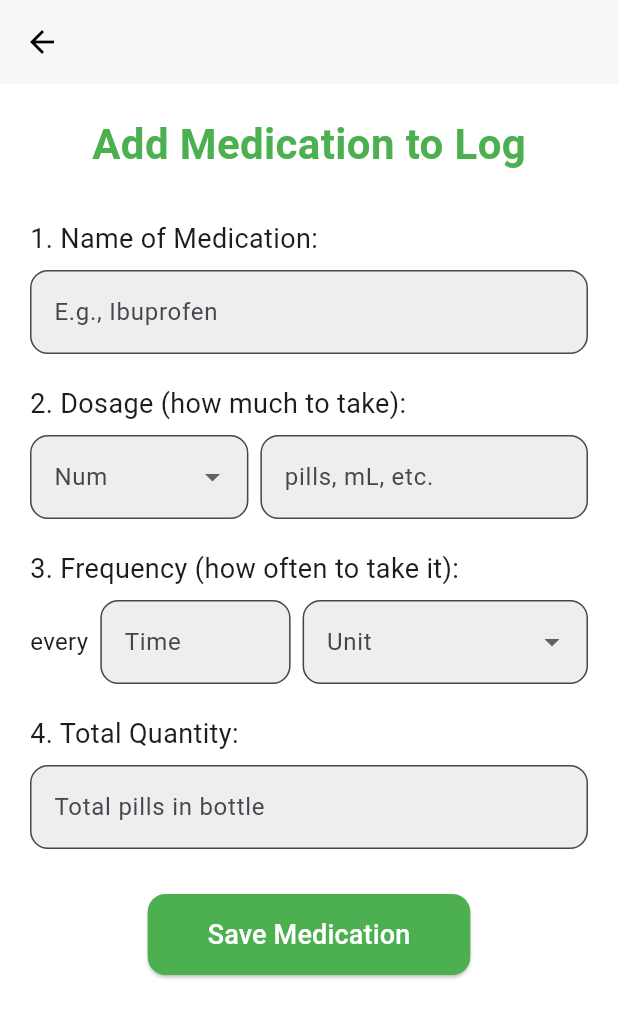
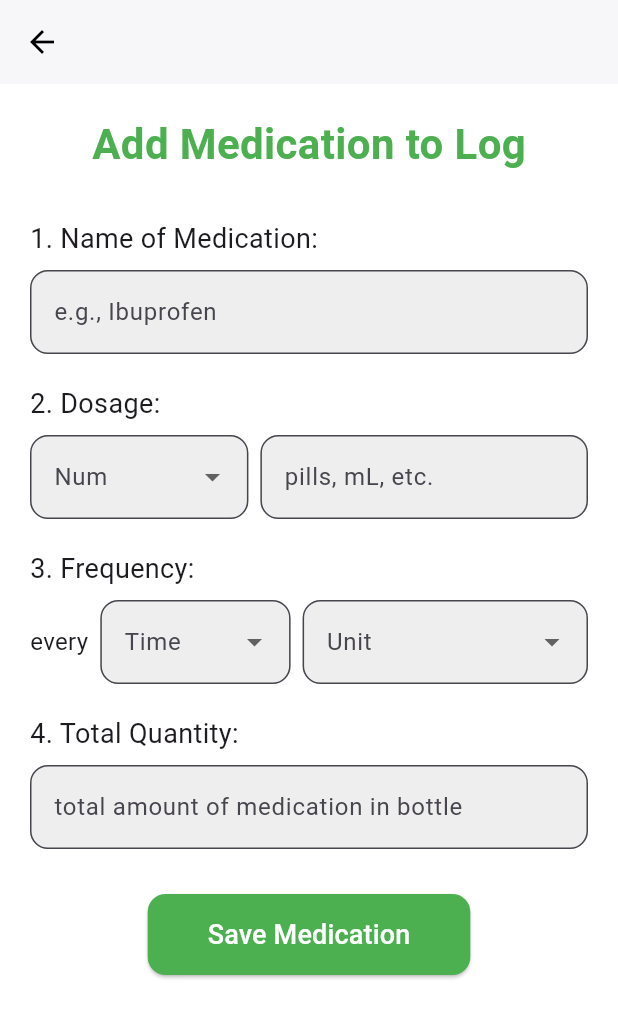
Before and after one commit to maureensanchez99/hci_final_prototye, a Flutter app: the AddMedicationPage screen opened directly, on a phone screen of 412 x 824 dp. Shown: the top 1018 px of the screen. Run offline on Flutter 3.47's test engine with Material 3 defaults, Android fonts, the phone set to English and light mode, and no system bars; our stand-ins replace flutter_local_notifications, shared_preferences, table_calendar, timezone; missing offline and left inert: workmanager; accounts and stored records are empty; Roboto replaces fonts that are missing (Merienda).

Commit message:
updating add medication page for users to be able to only use preset frequency

```diff
--- a/lib/pages/addMeds.dart
+++ b/lib/pages/addMeds.dart
@@ -13,12 +13,12 @@ class _AddMedicationPageState extends State<AddMedicationPage> {
   final TextEditingController _nameController = TextEditingController();
   final TextEditingController _quantityController = TextEditingController();
 
-  // DOSAGE
+  // Dosage
   int? _dosageNumber;
   final TextEditingController _dosageAmountController = TextEditingController();
 
-  // FREQUENCY
-  final TextEditingController _frequencyTimeAmountController = TextEditingController();
+  // Frequency
+  int? _frequencyAmount;
   String? _frequencyUnit;
 
   Future<void> _saveMedication() async {
@@ -26,7 +26,7 @@ class _AddMedicationPageState extends State<AddMedicationPage> {
         _quantityController.text.isEmpty ||
         _dosageNumber == null ||
         _dosageAmountController.text.isEmpty ||
-        _frequencyTimeAmountController.text.isEmpty ||
+        _frequencyAmount == null ||
         _frequencyUnit == null) {
       ScaffoldMessenger.of(context).showSnackBar(
         const SnackBar(content: Text("Please fill all fields")),
@@ -34,9 +34,8 @@ class _AddMedicationPageState extends State<AddMedicationPage> {
       return;
     }
 
-    // Build dosage + frequency strings
     final dosage = "${_dosageNumber!} ${_dosageAmountController.text}";
-    final frequency = "every ${_frequencyTimeAmountController.text} ${_frequencyUnit!}";
+    final frequency = "every ${_frequencyAmount!} ${_frequencyUnit!}";
 
     final prefs = await SharedPreferences.getInstance();
     final String? medsString = prefs.getString('medications');
@@ -84,10 +83,10 @@ class _AddMedicationPageState extends State<AddMedicationPage> {
                 _nameController.clear();
                 _quantityController.clear();
                 _dosageAmountController.clear();
-                _frequencyTimeAmountController.clear();
 
                 setState(() {
                   _dosageNumber = null;
+                  _frequencyAmount = null;
                   _frequencyUnit = null;
                 });
               },
@@ -114,13 +113,11 @@ class _AddMedicationPageState extends State<AddMedicationPage> {
   Widget build(BuildContext context) {
     return Scaffold(
       backgroundColor: Colors.white,
-
       appBar: AppBar(
         backgroundColor: Colors.white,
         elevation: 1,
         iconTheme: const IconThemeData(color: Colors.black),
       ),
-
       body: Padding(
         padding: const EdgeInsets.all(20),
         child: SingleChildScrollView(
@@ -131,41 +128,33 @@ class _AddMedicationPageState extends State<AddMedicationPage> {
                 child: Text(
                   "Add Medication to Log",
                   style: TextStyle(
-                    fontFamily: 'Merienda',
-                    fontSize: 28,
-                    fontWeight: FontWeight.bold,
-                    color: Colors.green,
-                  ),
+                      fontFamily: 'Merienda',
+                      fontSize: 28,
+                      fontWeight: FontWeight.bold,
+                      color: Colors.green),
                 ),
               ),
-
               const SizedBox(height: 30),
 
-              // NAME
-              const Text(
-                "1. Name of Medication:",
-                style: TextStyle(fontSize: 18, fontFamily: 'Merienda'),
-              ),
+              // Name
+              const Text("1. Name of Medication:",
+                  style: TextStyle(fontSize: 18, fontFamily: 'Merienda')),
               const SizedBox(height: 8),
               TextField(
                 controller: _nameController,
                 decoration: InputDecoration(
-                  hintText: "E.g., Ibuprofen",
+                  hintText: "e.g., Ibuprofen",
                   filled: true,
                   fillColor: Colors.grey[200],
-                  border: OutlineInputBorder(borderRadius: BorderRadius.circular(12)),
+                  border:
+                      OutlineInputBorder(borderRadius: BorderRadius.circular(12)),
                 ),
               ),
-
               const SizedBox(height: 20),
 
-              // DOSAGE (ONE LINE)
-              const Text(
-                "2. Dosage (how much to take):",
-                style: TextStyle(fontSize: 18, fontFamily: 'Merienda'),
-              ),
+              // Dosage
+              const Text("2. Dosage:", style: TextStyle(fontSize: 18, fontFamily: 'Merienda')),
               const SizedBox(height: 8),
-
               Row(
                 children: [
                   Expanded(
@@ -184,9 +173,7 @@ class _AddMedicationPageState extends State<AddMedicationPage> {
                       onChanged: (value) => setState(() => _dosageNumber = value),
                     ),
                   ),
-
                   const SizedBox(width: 8),
-
                   Expanded(
                     flex: 3,
                     child: TextField(
@@ -201,16 +188,11 @@ class _AddMedicationPageState extends State<AddMedicationPage> {
                   ),
                 ],
               ),
-
               const SizedBox(height: 20),
 
-              // FREQUENCY
-              const Text(
-                "3. Frequency (how often to take it):",
-                style: TextStyle(fontSize: 18, fontFamily: 'Merienda'),
-              ),
+              // Frequency
+              const Text("3. Frequency:", style: TextStyle(fontSize: 18, fontFamily: 'Merienda')),
               const SizedBox(height: 8),
-
               Row(
                 children: [
                   const Text("every", style: TextStyle(fontSize: 16, fontFamily: 'Merienda')),
@@ -218,15 +200,18 @@ class _AddMedicationPageState extends State<AddMedicationPage> {
 
                   Expanded(
                     flex: 2,
-                    child: TextField(
-                      controller: _frequencyTimeAmountController,
-                      keyboardType: TextInputType.number,
+                    child: DropdownButtonFormField<int>(
+                      value: _frequencyAmount,
                       decoration: InputDecoration(
-                        hintText: "Time",
                         filled: true,
                         fillColor: Colors.grey[200],
+                        labelText: "Time",
                         border: OutlineInputBorder(borderRadius: BorderRadius.circular(12)),
                       ),
+                      items: List.generate(24, (i) => i + 1)
+                          .map((n) => DropdownMenuItem(value: n, child: Text("$n")))
+                          .toList(),
+                      onChanged: (value) => setState(() => _frequencyAmount = value),
                     ),
                   ),
 
@@ -242,9 +227,7 @@ class _AddMedicationPageState extends State<AddMedicationPage> {
                         labelText: "Unit",
                         border: OutlineInputBorder(borderRadius: BorderRadius.circular(12)),
                       ),
-                      items: ["minutes", "hours", "days", "weeks"]
-                          .map((u) => DropdownMenuItem(value: u, child: Text(u)))
-                          .toList(),
+                      items: ["minutes", "hours", "days", "weeks"].map((u) => DropdownMenuItem(value: u, child: Text(u))).toList(),
                       onChanged: (value) => setState(() => _frequencyUnit = value),
                     ),
                   ),
@@ -253,17 +236,14 @@ class _AddMedicationPageState extends State<AddMedicationPage> {
 
               const SizedBox(height: 20),
 
-              // QUANTITY
-              const Text(
-                "4. Total Quantity:",
-                style: TextStyle(fontSize: 18, fontFamily: 'Merienda'),
-              ),
+              // Quantity
+              const Text("4. Total Quantity:", style: TextStyle(fontSize: 18, fontFamily: 'Merienda')),
               const SizedBox(height: 8),
               TextField(
                 controller: _quantityController,
                 keyboardType: TextInputType.number,
                 decoration: InputDecoration(
-                  hintText: "Total pills in bottle",
+                  hintText: "total amount of medication in bottle",
                   filled: true,
                   fillColor: Colors.grey[200],
                   border: OutlineInputBorder(borderRadius: BorderRadius.circular(12)),
@@ -280,14 +260,8 @@ class _AddMedicationPageState extends State<AddMedicationPage> {
                     padding: const EdgeInsets.symmetric(horizontal: 40, vertical: 14),
                     shape: RoundedRectangleBorder(borderRadius: BorderRadius.circular(12)),
                   ),
-                  child: const Text(
-                    "Save Medication",
-                    style: TextStyle(
-                      fontSize: 18,
-                      fontFamily: "Merienda",
-                      color: Colors.white,
-                    ),
-                  ),
+                  child: const Text("Save Medication",
+                      style: TextStyle(fontSize: 18, fontFamily: "Merienda", color: Colors.white)),
                 ),
               ),
             ],
--- a/lib/pages/landing_page.dart
+++ b/lib/pages/landing_page.dart
@@ -51,7 +51,7 @@ class _LandingPageState extends State<LandingPage> {
           Navigator.push(
             context,
             MaterialPageRoute(
-              builder: (context) => const ViewMedicationLogPage(),
+              builder: (context) => const ViewMedicationPage(),
             ),
           );
         },
--- a/lib/pages/log.dart
+++ b/lib/pages/log.dart
@@ -31,7 +31,7 @@ class LogPage extends StatelessWidget {
             _menuButton(
               context,
               "View Medication Log",
-              const ViewMedicationLogPage(),
+              const ViewMedicationPage(),
             ),
             const SizedBox(height: 20),
 
```
Also changed, not shown: lib/pages/medication.dart (+78 -131 lines).
